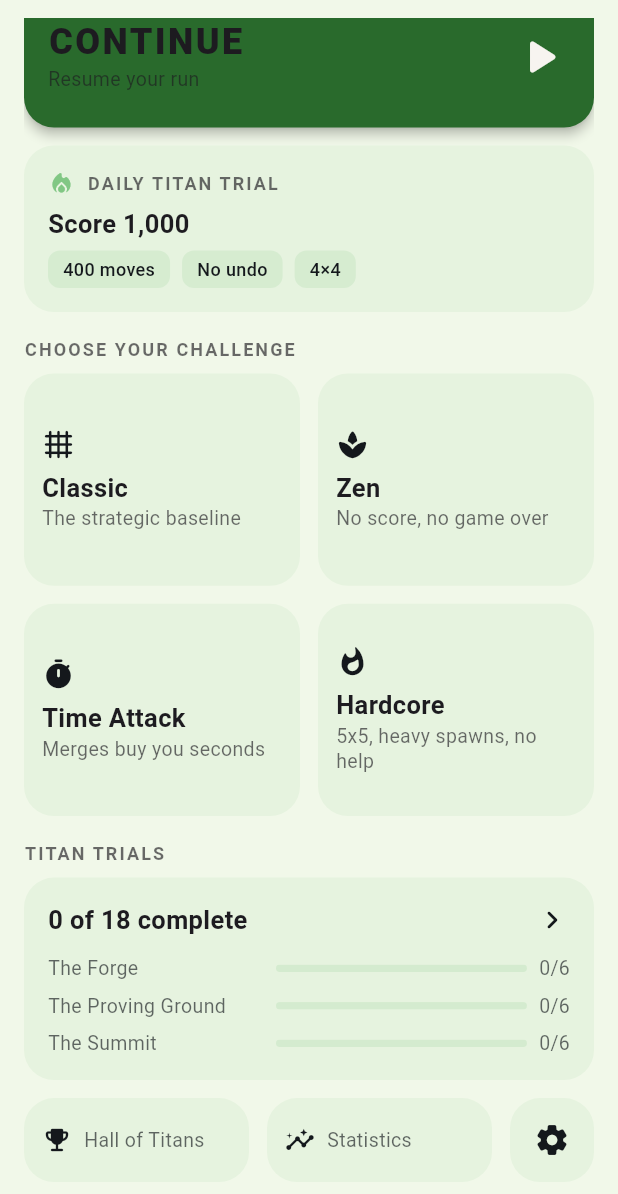
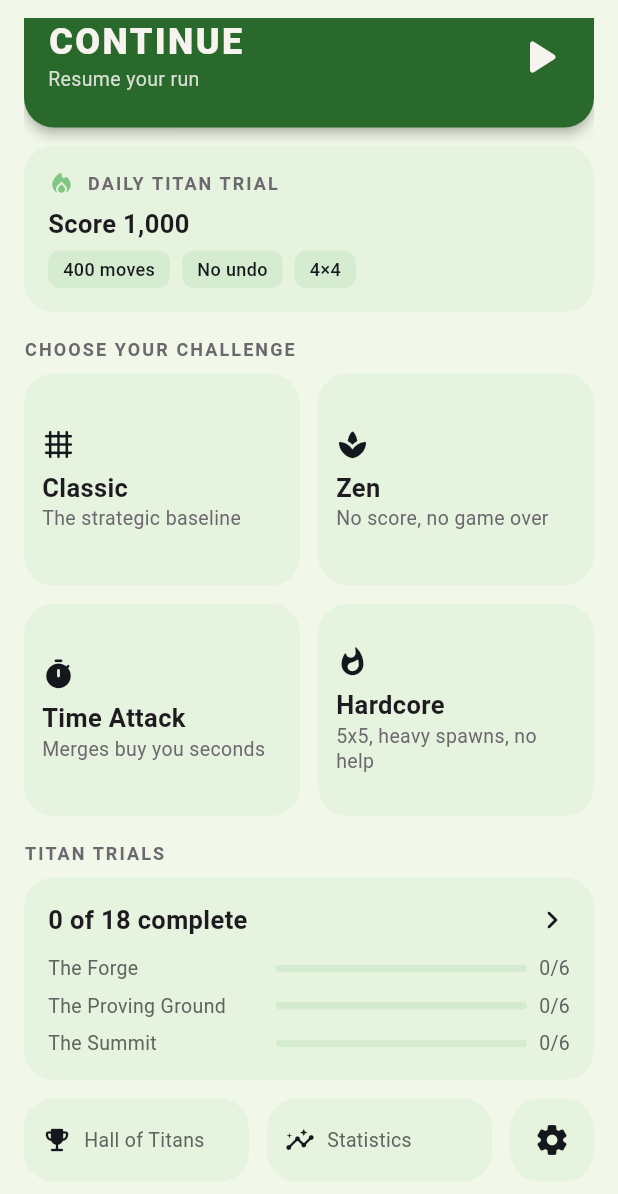
Before and after one commit to RobertTadevosyan/tile_titans, a Flutter app: the screen it shows after launch, scrolled down 113 dp, on a phone screen of 412 x 824 dp. Shown: the top 1194 px of the screen. Run offline on Flutter 3.47's test engine with Material 3 defaults, Android fonts, the phone set to English and light mode, and no system bars; our stand-ins replace audioplayers, device_info_plus, firebase_analytics, firebase_auth, firebase_core, firebase_crashlytics and 2 more; missing offline and left inert: dart:html, yandex_mobileads; accounts and stored records are empty; generated files the repository leaves out were written again.

Commit message:
Build prominent card content inside the card's own theme
Deepening the accent fill was only half the fix, and on its own it made the
reported problem worse.

TitanCard overrides onSurface for its subtree so text picks a foreground that
contrasts with the fill. But callers passed children they had already built,
and those sit *above* the override — they kept resolving against the page. The
icon, resolved in place, obeyed the card; the heading did not. Measured from
the device: the CONTINUE arrow at 6.00:1 and its title at 2.60:1, on the same
green. Darkening the fill moved the title from dark-on-mid to dark-on-dark.

Prominent cards now pass a contentBuilder, and the constructor asserts it,
so a caller cannot reintroduce this silently. The title measures 6.00:1.

Secondary text was a second, quieter version of the same mistake: a flat 65%
alpha, chosen against a light page, left the CONTINUE subtitle at 3.54:1 once
the fill went dark. The fade now stops at the AA floor instead, and the card's
fill travels with its foreground so that fade is measured against the right
background.

Co-Authored-By: Claude Opus 5 (1M context) <noreply@anthropic.com>

```diff
--- a/lib/core/theme/titan_design.dart
+++ b/lib/core/theme/titan_design.dart
@@ -15,6 +15,23 @@ import 'package:flutter/material.dart';
 /// Derived, not guessed: contrast against white is 1.05 / (L + 0.05) and
 /// against black is (L + 0.05) / 0.05, equal at L ≈ 0.179.
 const double kContrastCrossover = 0.179;
+
+/// A softened [foreground] that still clears AA against [surface].
+///
+/// Secondary text is dimmed so it sits below the heading, but dimming costs
+/// contrast. A flat 65% alpha put the CONTINUE card's subtitle at 3.54:1 on
+/// the deep green fill — visible, under the floor for 13px text. The fade now
+/// stops as soon as it would become unreadable rather than at a fixed alpha.
+Color titanMutedOn(Color surface, Color foreground) {
+  for (var alpha = 0.65; alpha < 1.0; alpha += 0.05) {
+    final blended =
+        Color.alphaBlend(foreground.withValues(alpha: alpha), surface);
+    if (titanContrastRatio(surface, blended) >= kMinBodyContrast) {
+      return blended;
+    }
+  }
+  return foreground;
+}
 
 /// The fill and text colour for a dialog that is filled with the theme accent.
 ///
@@ -192,8 +209,10 @@ class TitanText {
       );
 
   static Color _muted(BuildContext context) {
-    final onSurface = Theme.of(context).colorScheme.onSurface;
-    return onSurface.withValues(alpha: 0.65);
+    // Inside a TitanCard both of these are scoped to that card, so secondary
+    // text is measured against the fill it actually sits on.
+    final scheme = Theme.of(context).colorScheme;
+    return titanMutedOn(scheme.surface, scheme.onSurface);
   }
 }
 
@@ -257,7 +276,18 @@ class TitanSectionHeader extends StatelessWidget {
 /// of these, so touch targets and corner radii cannot drift between screens.
 class TitanCard extends StatelessWidget {
   final VoidCallback? onTap;
-  final Widget child;
+  final Widget? child;
+
+  /// The card's content, built against the card's own theme.
+  ///
+  /// A prominent card overrides `onSurface` for its subtree, but a [child] the
+  /// caller already built sits *above* that override and keeps resolving
+  /// against the page. That is how the completion dialog ended up with dark
+  /// text on a dark green fill while its icon, resolved in place, turned white
+  /// — the card looked fixed and its heading was still unreadable. Prominent
+  /// cards must use this, which the constructor enforces.
+  final WidgetBuilder? contentBuilder;
+
   final EdgeInsets padding;
   final Color? accent;
 
@@ -266,12 +296,18 @@ class TitanCard extends StatelessWidget {
 
   const TitanCard({
     super.key,
-    required this.child,
+    this.child,
+    this.contentBuilder,
     this.onTap,
     this.padding = const EdgeInsets.all(TitanSpacing.lg),
     this.accent,
     this.prominent = false,
-  });
+  })  : assert(child != null || contentBuilder != null,
+            'TitanCard needs either child or contentBuilder'),
+        assert(!prominent || contentBuilder != null,
+            'A prominent TitanCard must use contentBuilder: its fill is the '
+            'accent colour, and a child built by the caller resolves its text '
+            'against the page theme instead of this card.');
 
   @override
   Widget build(BuildContext context) {
@@ -291,7 +327,10 @@ class TitanCard extends StatelessWidget {
     // pick a foreground that actually contrasts with this card.
     final foreground = titanForegroundOn(surface);
     final scoped = theme.copyWith(
-      colorScheme: theme.colorScheme.copyWith(onSurface: foreground),
+      // `surface` travels with `onSurface` so anything inside the card that
+      // softens text can measure the fade against this fill.
+      colorScheme: theme.colorScheme
+          .copyWith(onSurface: foreground, surface: surface),
       iconTheme: theme.iconTheme.copyWith(color: foreground),
     );
 
@@ -315,7 +354,12 @@ class TitanCard extends StatelessWidget {
                   style: TextStyle(color: foreground),
                   child: IconTheme.merge(
                     data: IconThemeData(color: foreground),
-                    child: child,
+                    // Built here, below the scoped theme, so TitanText helpers
+                    // resolve against this card rather than the page.
+                    child: Builder(
+                      builder: (context) =>
+                          contentBuilder?.call(context) ?? child!,
+                    ),
                   ),
                 ),
               ),
--- a/lib/presentation/screens/home_screen.dart
+++ b/lib/presentation/screens/home_screen.dart
@@ -238,7 +238,7 @@ class _PrimaryAction extends StatelessWidget {
         horizontal: TitanSpacing.lg,
         vertical: TitanSpacing.xl,
       ),
-      child: Row(
+      contentBuilder: (context) => Row(
         children: [
           Expanded(
             child: Column(
--- a/lib/presentation/screens/stats_screen.dart
+++ b/lib/presentation/screens/stats_screen.dart
@@ -210,7 +210,7 @@ class _RankCard extends StatelessWidget {
 
     return TitanCard(
       prominent: true,
-      child: Column(
+      contentBuilder: (context) => Column(
         crossAxisAlignment: CrossAxisAlignment.start,
         children: [
           Text(
--- a/lib/presentation/screens/trial_screen.dart
+++ b/lib/presentation/screens/trial_screen.dart
@@ -380,7 +380,7 @@ class _ResultOverlay extends StatelessWidget {
             children: [
               TitanCard(
                 prominent: won,
-                child: Column(
+                contentBuilder: (context) => Column(
                   mainAxisSize: MainAxisSize.min,
                   crossAxisAlignment: CrossAxisAlignment.start,
                   children: [
```
Also changed, not shown: 1 other file.
